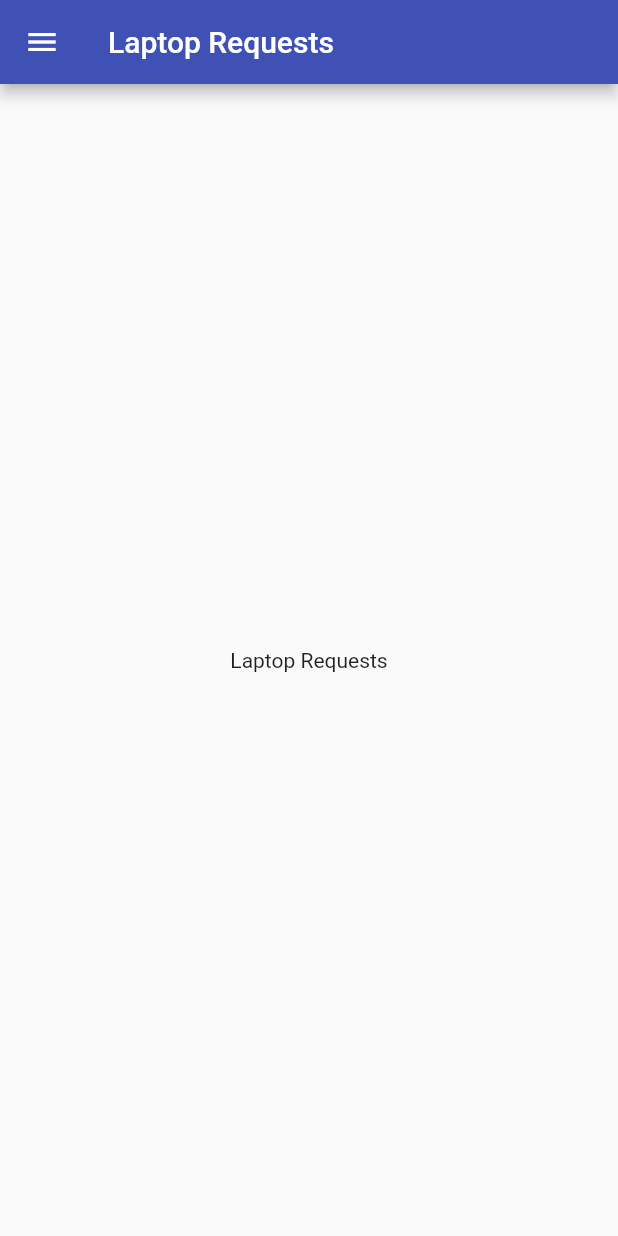
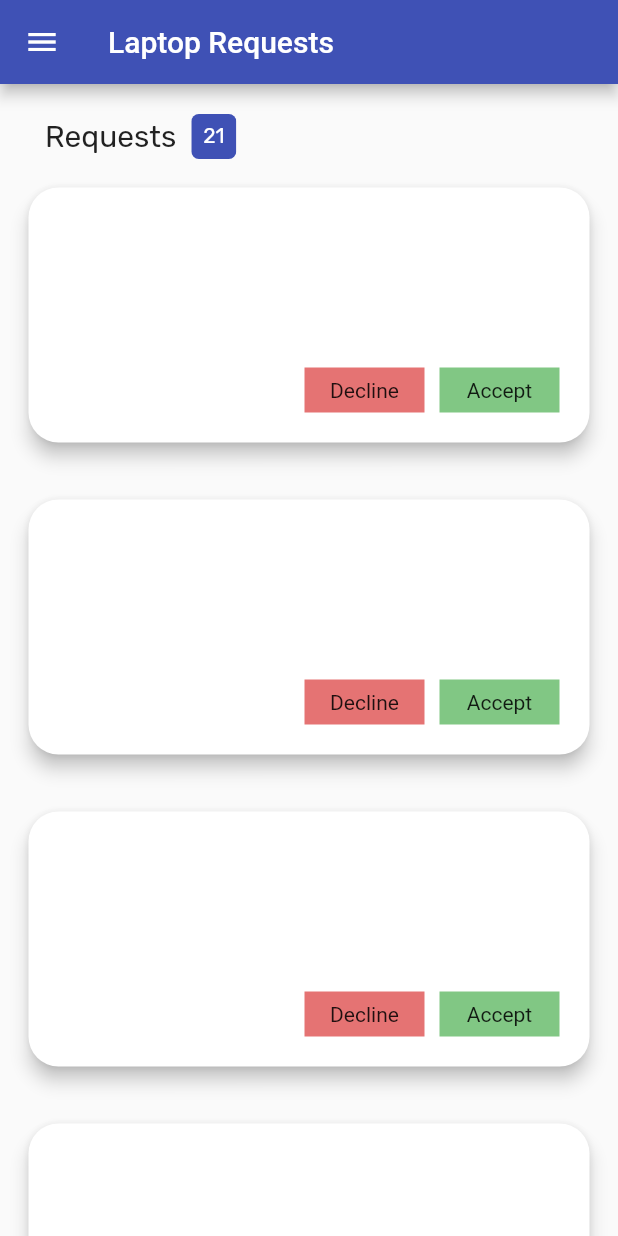
Before and after one commit to jeremyasirwaad/laptopapp, a Flutter app: the laptoprequest screen opened by its route, on a phone screen of 412 x 824 dp. Run offline on Flutter 3.47's test engine with Material 2 defaults, Android fonts, the phone set to English and light mode, and no system bars; our stand-ins replace carousel_slider, fl_chart, font_awesome_flutter, google_fonts, graphql_flutter, page_transition; network calls fail.

Commit message:
added req cards

```diff
--- a/lib/screens/Laptoprequest.dart
+++ b/lib/screens/Laptoprequest.dart
@@ -1,4 +1,6 @@
 import 'package:flutter/material.dart';
+import 'package:google_fonts/google_fonts.dart';
+import 'package:graphql_flutter/graphql_flutter.dart';
 import '../CusDrawer.dart';
 
 class laptoprequest extends StatefulWidget {
@@ -12,11 +14,92 @@ class _laptoprequestState extends State<laptoprequest> {
   @override
   Widget build(BuildContext context) {
     return Scaffold(
-      appBar: AppBar(
-        title: Text("Laptop Requests"),
+        appBar: AppBar(
+          title: Text("Laptop Requests"),
+        ),
+        drawer: Customdrawer(),
+        body: SingleChildScrollView(
+          child:
+              Column(crossAxisAlignment: CrossAxisAlignment.start, children: [
+            SizedBox(
+              height: 20,
+            ),
+            Row(children: [
+              Padding(
+                  padding: EdgeInsets.only(left: 30),
+                  child: Text(
+                    "Requests",
+                    style: GoogleFonts.rubik(fontSize: 20),
+                  )),
+              Padding(
+                padding: EdgeInsets.only(left: 10),
+                child: ClipRRect(
+                  borderRadius: BorderRadius.circular(5),
+                  child: Container(
+                    height: 30,
+                    width: 30,
+                    color: Colors.indigo,
+                    child: Center(
+                      child: Text("21",
+                          style: GoogleFonts.rubik(
+                            color: Colors.white,
+                          )),
+                    ),
+                  ),
+                ),
+              )
+            ]),
+            Requestscards(),
+            Requestscards(),
+            Requestscards(),
+            Requestscards(),
+            Requestscards(),
+            Requestscards(),
+            Requestscards(),
+          ]),
+        ));
+  }
+}
+
+class Requestscards extends StatelessWidget {
+  const Requestscards({
+    Key? key,
+  }) : super(key: key);
+
+  @override
+  Widget build(BuildContext context) {
+    return Container(
+      margin: EdgeInsets.all(15),
+      child: Card(
+        shape: RoundedRectangleBorder(borderRadius: BorderRadius.circular(20)),
+        elevation: 5,
+        child: Container(
+          child: Stack(children: [
+            Positioned(
+              bottom: 20,
+              right: 20,
+              child: Container(
+                child: Center(child: Text("Accept")),
+                height: 30,
+                width: 80,
+                color: Colors.green.shade300,
+              ),
+            ),
+            Positioned(
+              bottom: 20,
+              right: 110,
+              child: Container(
+                child: Center(child: Text("Decline")),
+                height: 30,
+                width: 80,
+                color: Colors.red.shade300,
+              ),
+            )
+          ]),
+          height: 170,
+          width: double.infinity,
+        ),
       ),
-      drawer: Customdrawer(),
-      body: Center(child: Text("Laptop Requests")),
     );
   }
 }
```
Also changed, not shown: lib/models/receiveddata.dart (deleted, +0 -284 lines), pubspec.lock, 4 other files.
